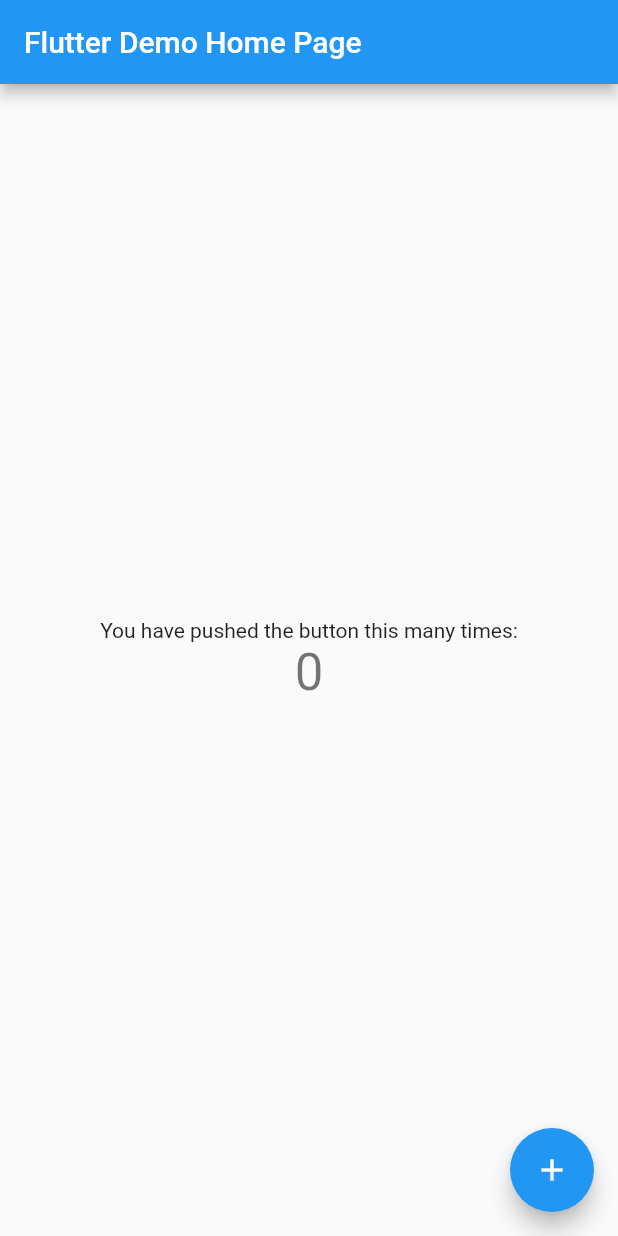
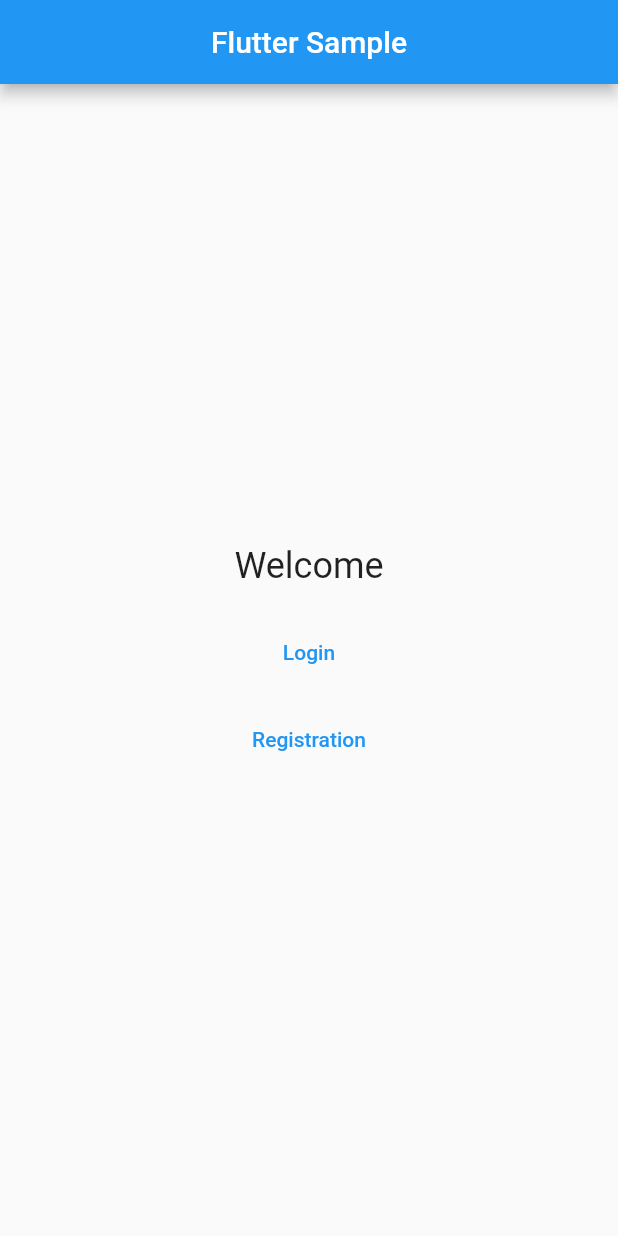
Before and after one commit to tomfong/flutter-app-experiment, a Flutter app: the screen it shows after launch, on a phone screen of 412 x 824 dp. Run offline on Flutter 3.47's test engine with Material 2 defaults, Android fonts, the phone set to English and light mode, and no system bars.

Commit message:
create login page

```diff
--- /dev/null
+++ b/lib/views/login_page.dart
@@ -0,0 +1,16 @@
+import 'package:flutter/material.dart';
+
+class LoginPage extends StatelessWidget {
+  @override
+  Widget build(BuildContext context) {
+    return Scaffold(
+        appBar: AppBar(
+          title: Text('Flutter Sample'),
+          centerTitle: true,
+        ),
+        body: Center(
+            child: Column(children: [
+          Text('Login', style: new TextStyle(fontSize: 24.0))
+        ])));
+  }
+}
--- a/lib/views/main.dart
+++ b/lib/views/main.dart
@@ -1,113 +1,66 @@
 import 'package:flutter/material.dart';
+import 'package:flutter_app_experiment/views/welcome_page.dart';
 
 void main() {
   runApp(MyApp());
 }
 
 class MyApp extends StatelessWidget {
-  // This widget is the root of your application.
   @override
   Widget build(BuildContext context) {
     return MaterialApp(
-      title: 'Flutter Demo',
-      theme: ThemeData(
-        // This is the theme of your application.
-        //
-        // Try running your application with "flutter run". You'll see the
-        // application has a blue toolbar. Then, without quitting the app, try
-        // changing the primarySwatch below to Colors.green and then invoke
-        // "hot reload" (press "r" in the console where you ran "flutter run",
-        // or simply save your changes to "hot reload" in a Flutter IDE).
-        // Notice that the counter didn't reset back to zero; the application
-        // is not restarted.
-        primarySwatch: Colors.blue,
-      ),
-      home: MyHomePage(title: 'Flutter Demo Home Page'),
-    );
+        title: 'Flutter Demo',
+        theme: ThemeData(
+          primarySwatch: Colors.blue,
+        ),
+        // home: MyHomePage(title: 'Flutter Demo Home Page'),
+        home: WelcomePage());
   }
 }
 
-class MyHomePage extends StatefulWidget {
-  MyHomePage({Key key, this.title}) : super(key: key);
+// class MyHomePage extends StatefulWidget {
+//   MyHomePage({Key key, this.title}) : super(key: key);
 
-  // This widget is the home page of your application. It is stateful, meaning
-  // that it has a State object (defined below) that contains fields that affect
-  // how it looks.
+//   final String title;
 
-  // This class is the configuration for the state. It holds the values (in this
-  // case the title) provided by the parent (in this case the App widget) and
-  // used by the build method of the State. Fields in a Widget subclass are
-  // always marked "final".
+//   @override
+//   _MyHomePageState createState() => _MyHomePageState();
+// }
 
-  final String title;
+// class _MyHomePageState extends State<MyHomePage> {
+//   int _counter = 0;
 
-  @override
-  _MyHomePageState createState() => _MyHomePageState();
-}
+//   void _incrementCounter() {
+//     setState(() {
+//       _counter++;
+//     });
+//   }
 
-class _MyHomePageState extends State<MyHomePage> {
-  int _counter = 0;
-
-  void _incrementCounter() {
-    setState(() {
-      // This call to setState tells the Flutter framework that something has
-      // changed in this State, which causes it to rerun the build method below
-      // so that the display can reflect the updated values. If we changed
-      // _counter without calling setState(), then the build method would not be
-      // called again, and so nothing would appear to happen.
-      _counter++;
-    });
-  }
-
-  @override
-  Widget build(BuildContext context) {
-    // This method is rerun every time setState is called, for instance as done
-    // by the _incrementCounter method above.
-    //
-    // The Flutter framework has been optimized to make rerunning build methods
-    // fast, so that you can just rebuild anything that needs updating rather
-    // than having to individually change instances of widgets.
-    return Scaffold(
-      appBar: AppBar(
-        // Here we take the value from the MyHomePage object that was created by
-        // the App.build method, and use it to set our appbar title.
-        title: Text(widget.title),
-      ),
-      body: Center(
-        // Center is a layout widget. It takes a single child and positions it
-        // in the middle of the parent.
-        child: Column(
-          // Column is also a layout widget. It takes a list of children and
-          // arranges them vertically. By default, it sizes itself to fit its
-          // children horizontally, and tries to be as tall as its parent.
-          //
-          // Invoke "debug painting" (press "p" in the console, choose the
-          // "Toggle Debug Paint" action from the Flutter Inspector in Android
-          // Studio, or the "Toggle Debug Paint" command in Visual Studio Code)
-          // to see the wireframe for each widget.
-          //
-          // Column has various properties to control how it sizes itself and
-          // how it positions its children. Here we use mainAxisAlignment to
-          // center the children vertically; the main axis here is the vertical
-          // axis because Columns are vertical (the cross axis would be
-          // horizontal).
-          mainAxisAlignment: MainAxisAlignment.center,
-          children: <Widget>[
-            Text(
-              'You have pushed the button this many times:',
-            ),
-            Text(
-              '$_counter',
-              style: Theme.of(context).textTheme.headline4,
-            ),
-          ],
-        ),
-      ),
-      floatingActionButton: FloatingActionButton(
-        onPressed: _incrementCounter,
-        tooltip: 'Increment',
-        child: Icon(Icons.add),
-      ), // This trailing comma makes auto-formatting nicer for build methods.
-    );
-  }
-}
+//   @override
+//   Widget build(BuildContext context) {
+//     return Scaffold(
+//       appBar: AppBar(
+//         title: Text(widget.title),
+//       ),
+//       body: Center(
+//         child: Column(
+//           mainAxisAlignment: MainAxisAlignment.center,
+//           children: <Widget>[
+//             Text(
+//               'You have pushed the button this many times:',
+//             ),
+//             Text(
+//               '$_counter',
+//               style: Theme.of(context).textTheme.headline4,
+//             ),
+//           ],
+//         ),
+//       ),
+//       floatingActionButton: FloatingActionButton(
+//         onPressed: _incrementCounter,
+//         tooltip: 'Increment',
+//         child: Icon(Icons.add),
+//       ),
+//     );
+//   }
+// }
--- /dev/null
+++ b/lib/views/welcome_page.dart
@@ -0,0 +1,23 @@
+import 'package:flutter/material.dart';
+
+class WelcomePage extends StatelessWidget {
+  @override
+  Widget build(BuildContext context) {
+    return Scaffold(
+        appBar: AppBar(
+          title: Text('Flutter Sample'),
+          centerTitle: true,
+        ),
+        body: Center(
+            child: Column(
+                mainAxisAlignment: MainAxisAlignment.center,
+                crossAxisAlignment: CrossAxisAlignment.center,
+                children: [
+              Text('Welcome', style: new TextStyle(fontSize: 24.0)),
+              SizedBox(height: 20),
+              TextButton(onPressed: () {}, child: Text('Login')),
+              SizedBox(height: 10),
+              TextButton(onPressed: () {}, child: Text('Registration'))
+            ])));
+  }
+}
```
Also changed, not shown: pubspec.yaml (+4 -4 lines).
